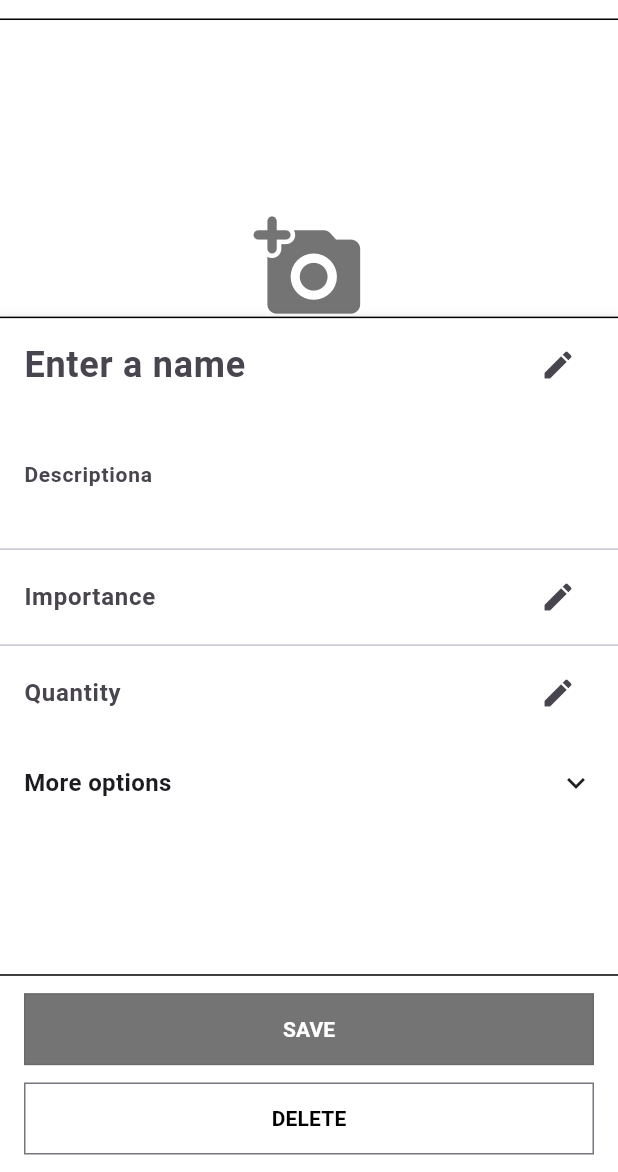
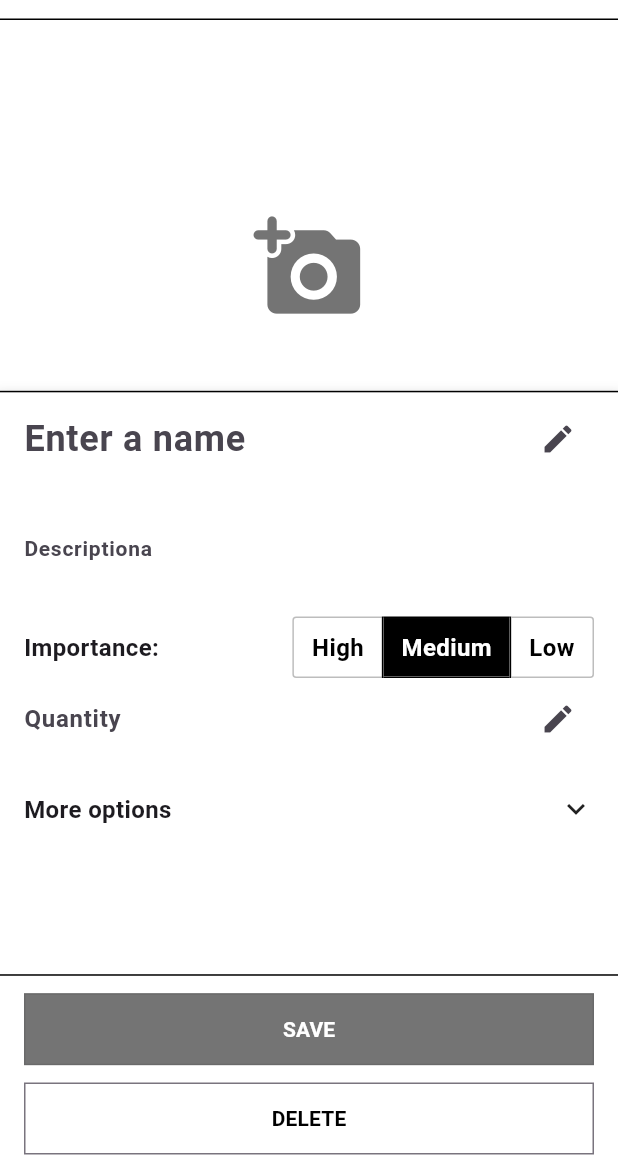
Before and after one commit to rustam2000-a11y/-a-hundred-things, a Flutter app: the CreateNewThingScreen screen opened directly with empty values, after a tap on "More options", on a phone screen of 412 x 824 dp, the part 64-1236 px from its top. Run offline on Flutter 3.47's test engine with Material 3 defaults, Android fonts, the light colour scheme and no system bars; our stand-ins replace bloc, cloud_firestore, easy_localization, equatable, firebase_auth, firebase_core and 10 more; missing offline and left inert: cropperx, google_ml_kit; accounts and stored records are empty; network calls fail.

Commit message:
feat : implement new logic and refactor design application

```diff
--- a/lib/model/things_model.dart
+++ b/lib/model/things_model.dart
@@ -25,7 +25,7 @@ class ThingsModel extends Equatable {
 
       imageUrl: (json['imageUrls'] as List<dynamic>?)?.map((e) => e as String).toList() ?? [],
       quantity: json['quantity'] as int? ?? 0,
-      importance: json['importance'] as int? ?? 0,
+      importance: json['importance'] as String? ?? 'Medium',
       favorites: json['favorites'] as bool? ?? false,
     );
   }
@@ -40,7 +40,8 @@ class ThingsModel extends Equatable {
   final List<String>? imageUrl;
   final int quantity;
 
-  final int importance;
+  final String importance;
+
 
   final bool favorites;
 
@@ -72,7 +73,7 @@ class ThingsModel extends Equatable {
     int? quantity,
     double? price,
     String? location,
-    int? importance,
+    String? importance,
     double? weight,
     bool? favorites
   }) {
--- a/lib/module/home/container_with_filters.dart
+++ b/lib/module/home/container_with_filters.dart
@@ -19,11 +19,8 @@ class ContainerWithFilters extends StatelessWidget {
     final filterOptions = [
       'Sorting',
       'Tags',
-      'Price',
       'Importance',
-      'Weight',
-      'Color',
-      'Location',
+
     ];
 
     return AnimatedPositioned(
@@ -144,11 +141,7 @@ class FilterOption extends StatelessWidget {
 
     const firestoreFields = {
       'Tags': 'type',
-      'Price': 'price',
       'Importance': 'importance',
-      'Weight': 'weight',
-      'Location': 'location',
-      'Color': 'colorText',
     };
 
     if (firestoreFields.containsKey(title)) {
--- /dev/null
+++ b/lib/module/home/widget/build_importance_horizontal_selector.dart.dart
@@ -0,0 +1,52 @@
+
+
+
+import 'package:flutter/material.dart';
+
+Widget buildImportanceHorizontalSelector({
+  required String selectedValue,
+  required ValueChanged<String> onChanged,
+}) {
+  final List<String> options = ['High', 'Medium', 'Low'];
+
+  return Padding(
+    padding: const EdgeInsets.symmetric(horizontal: 16),
+    child: Row(
+      mainAxisAlignment: MainAxisAlignment.spaceBetween,
+      children: [
+        const Text(
+          'Importance:',
+          style: TextStyle(fontSize: 16),
+        ),
+        const SizedBox(width: 12),
+        ToggleButtons(
+          isSelected: options.map((e) => e == selectedValue).toList(),
+          onPressed: (index) {
+            onChanged(options[index]);
+          },
+          borderRadius: BorderRadius.circular(2),
+          selectedColor: Colors.white,
+          color: Colors.black,
+          fillColor: Colors.transparent,
+          borderColor: Colors.grey.shade400,
+          selectedBorderColor: Colors.black,
+          constraints: const BoxConstraints(minHeight: 36),
+          children: options.map((level) {
+            final bool isSelected = level == selectedValue;
+            return Container(
+              color: isSelected ? Colors.black : Colors.white,
+              padding: const EdgeInsets.symmetric(horizontal: 12, vertical: 8),
+              child: Text(
+                level,
+                style: TextStyle(
+                  color: isSelected ? Colors.white : Colors.black,
+                  fontSize: 16,
+                ),
+              ),
+            );
+          }).toList(),
+        ),
+      ],
+    ),
+  );
+}
--- a/lib/module/home/widget/show_search_bottom_sheet.dart
+++ b/lib/module/home/widget/show_search_bottom_sheet.dart
@@ -131,7 +131,7 @@ class _SearchPageState extends State<SearchPage> {
                               onStateUpdate: () {},
                               quantity: item.quantity,
                               allTypes: const [],
-                              importance: item.importance ?? 0,
+                              importance: item.importance,
                               favorites: item.favorites,
                             );
                           },
--- a/lib/module/home/widget/things_card_item.dart
+++ b/lib/module/home/widget/things_card_item.dart
@@ -34,7 +34,7 @@ class ThingsCardWidget extends StatelessWidget {
   final int quantity;
   final ValueNotifier<List<String>>? selectedItemsNotifier;
   final List<String> allTypes;
-  final int importance;
+  final String importance;
   final bool favorites;
 
   @override
@@ -66,7 +66,6 @@ class ThingsCardWidget extends StatelessWidget {
                         'type': type,
                         'imageUrls': imageUrl ?? [],
                         'quantity': quantity,
-
                         'importance': importance,
                         'favorites': favorites,
                       },
--- a/lib/module/home/widget/type_dropdown_list.dart
+++ b/lib/module/home/widget/type_dropdown_list.dart
@@ -1,6 +1,7 @@
 import 'package:flutter/material.dart';
 import '../../../generated/l10n.dart';
 import '../../../presentation/colors.dart';
+import 'build_importance_horizontal_selector.dart.dart';
 
 class ExpandableFormCard extends StatefulWidget {
   const ExpandableFormCard({
@@ -12,8 +13,8 @@ class ExpandableFormCard extends StatefulWidget {
     required this.screenHeight,
     required this.screenWidth,
     required this.onExpandChanged,
-
-    this.importanceController,
+    required this.importanceLevel,
+    required this.onImportanceChanged,
     this.quantityController,
   });
 
@@ -24,7 +25,8 @@ class ExpandableFormCard extends StatefulWidget {
   final double screenHeight;
   final double screenWidth;
   final ValueChanged<bool> onExpandChanged;
-  final TextEditingController? importanceController;
+  final String importanceLevel;
+  final ValueChanged<String> onImportanceChanged;
   final TextEditingController? quantityController;
 
   @override
@@ -38,10 +40,9 @@ class _ExpandableFormCardState extends State<ExpandableFormCard> {
       duration: const Duration(milliseconds: 300),
       curve: Curves.easeInOut,
       top: widget.isExpanded
-          ? widget.screenHeight * 0.24
-          : widget.screenHeight * 0.45 ,
-        bottom: widget.screenHeight * 0.11,
-
+          ? widget.screenHeight * 0.30
+          : widget.screenHeight * 0.45,
+      bottom: widget.screenHeight * 0.11,
       left: 0,
       right: 0,
       child: AnimatedContainer(
@@ -67,7 +68,7 @@ class _ExpandableFormCardState extends State<ExpandableFormCard> {
               : widget.screenHeight * 0.4,
         ),
         child: Column(
-         mainAxisSize: MainAxisSize.min,
+          mainAxisSize: MainAxisSize.min,
           children: [
             Expanded(
               child: SingleChildScrollView(
@@ -107,19 +108,22 @@ class _ExpandableFormCardState extends State<ExpandableFormCard> {
                     ),
                     if (widget.isExpanded) ...[
                       const SizedBox(height: 16),
-                      const Divider(),
-                      _buildFieldRow(label: 'Importance', controller: widget.importanceController),
-                      const Divider(),
-                      _buildFieldRow(label: 'Quantity', controller: widget.quantityController),
+                      buildImportanceHorizontalSelector(
+                        selectedValue: widget.importanceLevel,
+                        onChanged: widget.onImportanceChanged,
+                      ),
+                      _buildFieldRow(
+                          label: 'Quantity',
+                          controller: widget.quantityController),
                       const SizedBox(height: 12),
                     ],
-
                     GestureDetector(
                       onTap: () {
                         widget.onExpandChanged(!widget.isExpanded);
                       },
                       child: Container(
-                        padding: const EdgeInsets.symmetric(horizontal: 16, vertical: 12),
+                        padding: const EdgeInsets.symmetric(
+                            horizontal: 16, vertical: 12),
                         width: double.infinity,
                         color: Colors.transparent,
                         child: Row(
@@ -135,21 +139,19 @@ class _ExpandableFormCardState extends State<ExpandableFormCard> {
                             AnimatedRotation(
                               turns: widget.isExpanded ? 0.5 : 0.0,
                               duration: const Duration(milliseconds: 300),
-                              child: const Icon(Icons.keyboard_arrow_up, size: 24),
+                              child:
+                                  const Icon(Icons.keyboard_arrow_up, size: 24),
                             ),
                           ],
                         ),
                       ),
                     ),
-
-
                   ],
                 ),
               ),
             ),
           ],
         ),
-
       ),
     );
   }
@@ -176,15 +178,14 @@ Widget _buildFieldRow({
           ),
         ),
         IconButton(
-          icon: const Icon(Icons.edit,size: 24,),
-
+          icon: const Icon(
+            Icons.edit,
+            size: 24,
+          ),
           padding: EdgeInsets.zero,
           constraints: const BoxConstraints(),
-          onPressed: () {
-
-          },
+          onPressed: () {},
         ),
-
       ],
     ),
   );
--- a/lib/module/things/new_things/create_new_thing_screen.dart
+++ b/lib/module/things/new_things/create_new_thing_screen.dart
@@ -37,7 +37,6 @@ class CreateNewThingScreen extends StatefulWidget {
 class _CreateNewThingScreenState extends State<CreateNewThingScreen> {
   final TextEditingController _titleController = TextEditingController();
   final TextEditingController _descriptionController = TextEditingController();
-  final TextEditingController _importanceController = TextEditingController();
   final TextEditingController _quantityController = TextEditingController();
 
   final ThingsRepositoryI thingsRepository = GetIt.I<ThingsRepositoryI>();
@@ -50,6 +49,7 @@ class _CreateNewThingScreenState extends State<CreateNewThingScreen> {
   final Set<String> _typeSet = {};
   bool isEditMode = false;
   bool _isFavorite = false;
+  String _selectedImportance = 'Medium';
 
   late final CreateNewThingBloc _bloc;
 
@@ -83,7 +83,7 @@ class _CreateNewThingScreenState extends State<CreateNewThingScreen> {
       existingDocId = data['id'];
       _titleController.text = data['title'] ?? '';
       _descriptionController.text = data['description'] ?? '';
-      _importanceController.text = (data['importance'] ?? '').toString();
+      _selectedImportance = (data['importance'] ?? 'Medium').toString();
       _quantityController.text = (data['quantity'] ?? '1').toString();
       selectedType = data['type'];
       final imageUrlRaw = data['imageUrls'];
@@ -223,17 +223,23 @@ class _CreateNewThingScreenState extends State<CreateNewThingScreen> {
                   isExpanded: _isExpanded,
                   titleController: _titleController,
                   descriptionController: _descriptionController,
-                  importanceController: _importanceController,
                   quantityController: _quantityController,
                   isDarkMode: isDarkMode,
                   screenHeight: screenHeight,
                   screenWidth: screenWidth,
+                  importanceLevel: _selectedImportance,
+                  onImportanceChanged: (value) {
+                    setState(() {
+                      _selectedImportance = value;
+                    });
+                  },
                   onExpandChanged: (value) {
                     setState(() {
                       _isExpanded = value;
                     });
                   },
                 ),
+
                 Align(
                   alignment: Alignment.bottomCenter,
                   child: Container(
@@ -273,9 +279,7 @@ class _CreateNewThingScreenState extends State<CreateNewThingScreen> {
                                       FirebaseAuth.instance.currentUser?.uid,
                                   'timestamp': Timestamp.now(),
                                   'imageUrls': _imageUrls,
-                                  'importance': int.tryParse(
-                                          _importanceController.text.trim()) ??
-                                      0,
+                                  'importance': _selectedImportance,
                                   'quantity': int.tryParse(
                                           _quantityController.text.trim()) ??
                                       1,
```
